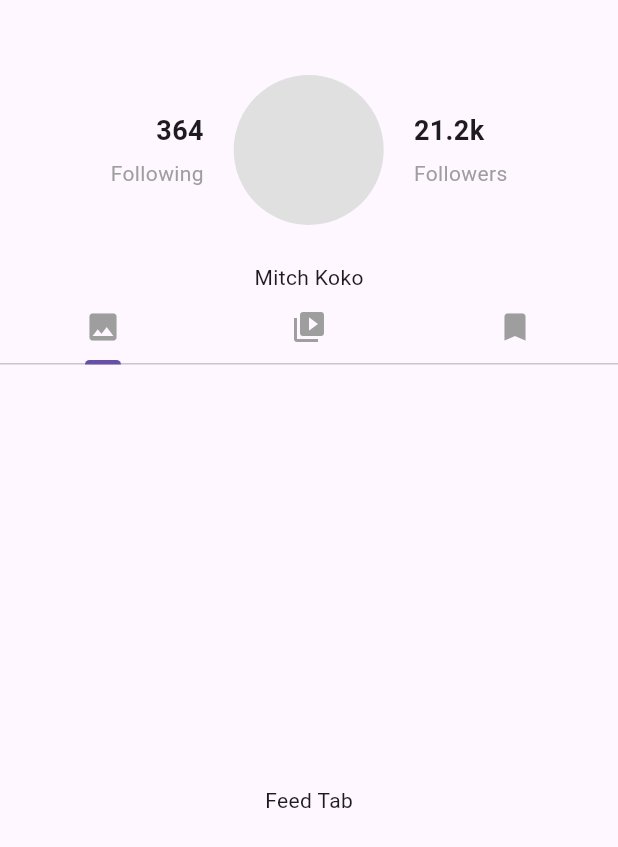
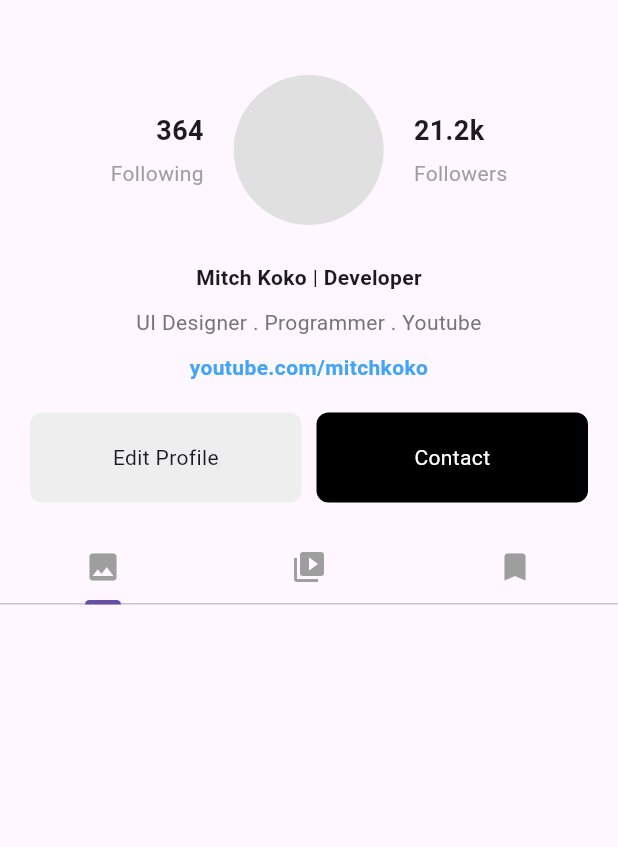
Before and after one commit to njiti/ig_clone, a Flutter app: the screen it shows after launch, on a phone screen of 412 x 824 dp. Shown: the top 847 px of the screen. Run offline on Flutter 3.47's test engine with Material 3 defaults, Android fonts, the phone set to English and light mode, and no system bars.

Commit message:
completed feed

```diff
--- a/lib/pages/profile_page.dart
+++ b/lib/pages/profile_page.dart
@@ -55,7 +55,7 @@ class _ProfilePageState extends State<ProfilePage> {
     return DefaultTabController(
         length: 3,
         child: Scaffold(
-          body: Column(
+          body: ListView(
             children: [
               const SizedBox(height: 50),
               // profile details
@@ -115,26 +115,103 @@ class _ProfilePageState extends State<ProfilePage> {
 
               const SizedBox(height: 25),
               // name
-              const Text('Mitch Koko'),
+              Row(
+                mainAxisAlignment: MainAxisAlignment.center,
+                children: [
+                  Text(
+                    'Mitch Koko',
+                    style: TextStyle(
+                      fontWeight: FontWeight.bold
+                    ),
+                  ),
+                  Text(' | '),
+                  Text(
+                    'Developer',
+                    style: TextStyle(
+                      fontWeight: FontWeight.bold
+                    ),
+                  ),
+                ],
+              ),
+
+              const SizedBox(height: 10),
 
               // bio
+              Text(
+                  'UI Designer . Programmer . Youtube',
+                style: TextStyle(
+                    color: Colors.grey[600],
+                ),
+                textAlign: TextAlign.center,
+              ),
+
+              const SizedBox(height: 10),
 
               // link
+              Text(
+                'youtube.com/mitchkoko',
+                style: TextStyle(color: Colors.blue[400],
+                    fontWeight: FontWeight.bold,
+                ),
+                textAlign: TextAlign.center,
+              ),
+
+              const SizedBox(height: 20),
 
               // buttons
+              Padding(
+                padding: const EdgeInsets.symmetric(horizontal: 20.0),
+                child: Row(
+                  children: [
+                    // edit profile
+                    Expanded(
+                        child: Container(
+                          padding: EdgeInsets.all(20),
+                          decoration: BoxDecoration(
+                              color: Colors.grey[200],
+                              borderRadius: BorderRadius.circular(8),
+                          ),
+                          child: Center(
+                            child: Text("Edit Profile"),
+                          ),
+                        ),
+                    ),
+
+                    const SizedBox(width: 10),
+
+                    // contact
+                    Expanded(
+                        child: Container(
+                          padding: EdgeInsets.all(20),
+                          decoration: BoxDecoration(
+                              color: Colors.black,
+                              borderRadius: BorderRadius.circular(8),
+                          ),
+                          child: Center(
+                            child: Text(
+                              "Contact",
+                              style: TextStyle(color: Colors.white),
+                            ),
+                          ),
+                        ))
+                  ],
+                ),
+              ),
+
+              const SizedBox(height: 20),
 
               // tab bar
-
-              // tab bar
-
               TabBar(
                 tabs: tabs,
               ),
 
             //tab bar view
-            Expanded(child: TabBarView(children: tabBarViews)),
+            SizedBox(
+                    height: 1000,
+                    child: TabBarView(children: tabBarViews),
+                ),
           ],
-        ),
+                  ),
         ),
     );
   }
--- a/pubspec.yaml
+++ b/pubspec.yaml
@@ -35,6 +35,7 @@ dependencies:
   # The following adds the Cupertino Icons font to your application.
   # Use with the CupertinoIcons class for iOS style icons.
   cupertino_icons: ^1.0.2
+  flutter_staggered_grid_view:
 
 dev_dependencies:
   flutter_test:
```
Also changed, not shown: pubspec.lock.
